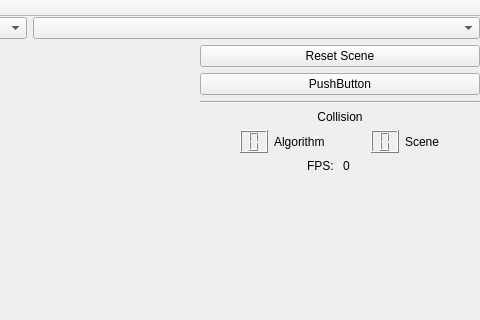
First picture: the form in mainwindow.ui, repository pan-mroku/Bump, before the edit; both pictures show x 421 to 901 and y 0 to 320 of the 901 by 685 pixel window.
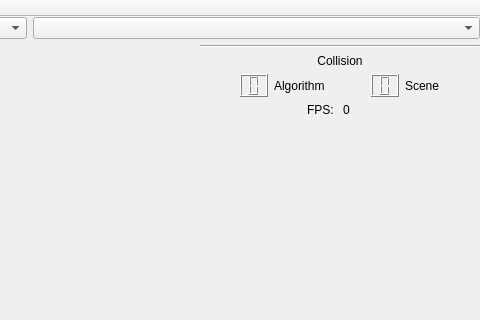
Second picture: the form after the edit. Custom widgets are drawn as their Qt base class.

```diff
--- a/mainwindow.ui
+++ b/mainwindow.ui
@@ -48,20 +48,6 @@
       </item>
       <item>
        <layout class="QVBoxLayout" name="verticalLayout">
-        <item>
-         <widget class="QPushButton" name="ButtonResetScene">
-          <property name="text">
-           <string>Reset Scene</string>
-          </property>
-         </widget>
-        </item>
-        <item>
-         <widget class="QPushButton" name="pushButton">
-          <property name="text">
-           <string>PushButton</string>
-          </property>
-         </widget>
-        </item>
         <item>
          <widget class="Line" name="line">
           <property name="orientation">
```
